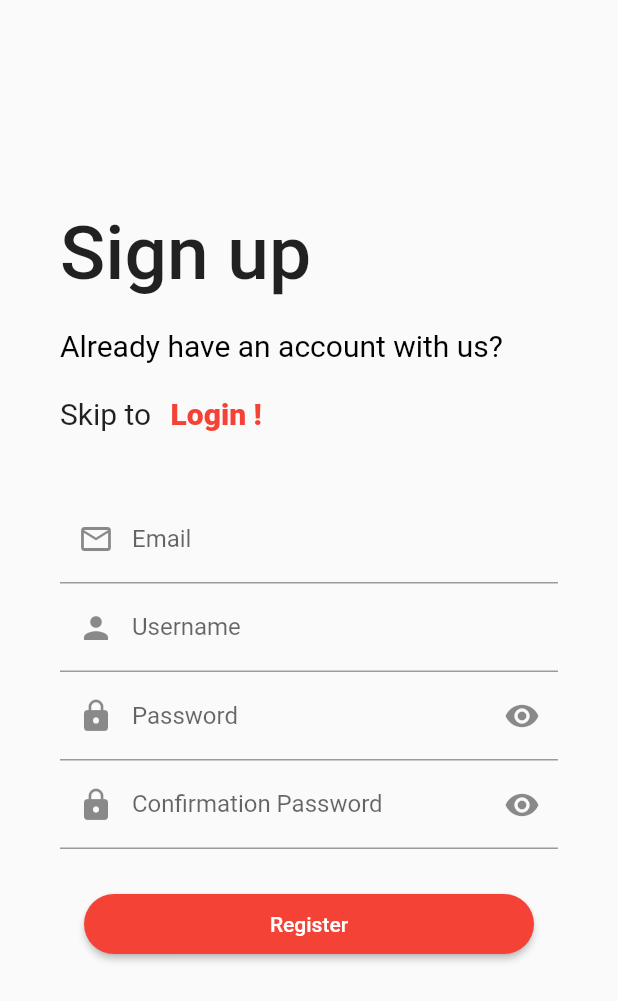
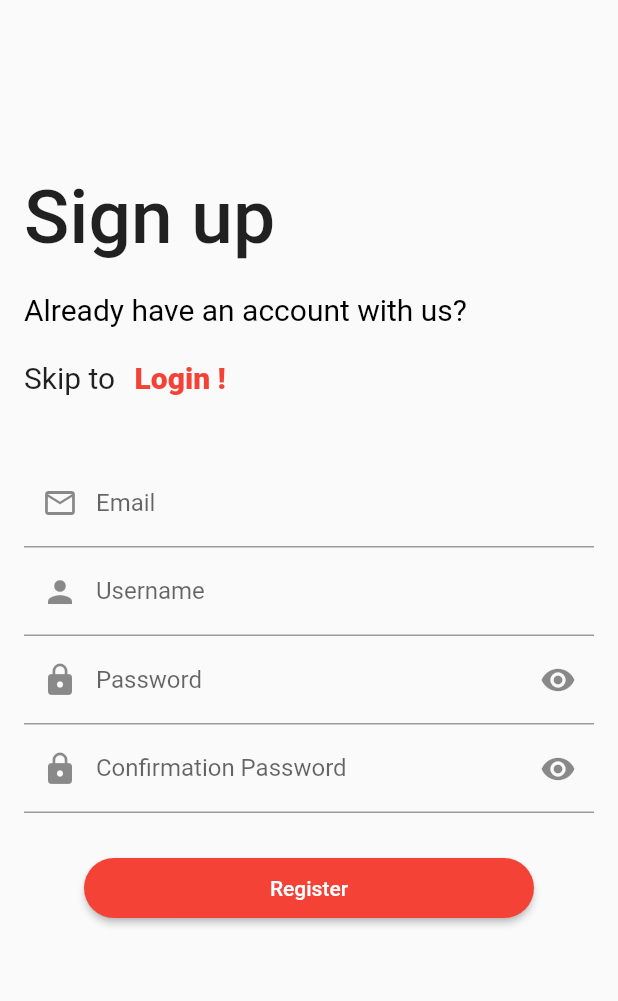
Before and after one commit to IEEE-DITU/form-creater-app, a Flutter app: the screen it shows after launch, on a phone screen of 412 x 824 dp. Shown: the top 1001 px of the screen. Run offline on Flutter 3.47's test engine with Material 2 defaults, Android fonts, the phone set to English and light mode, and no system bars; our stand-ins replace flutter_signin_button.

Commit message:
Code Cleanup and optimised

```diff
--- a/lib/main.dart
+++ b/lib/main.dart
@@ -1,23 +1,21 @@
 import 'package:flutter/material.dart';
-import 'package:ieee_forms/Signin.dart';
-import 'package:ieee_forms/Signup.dart';
+import '../screens/signup_screen.dart';
+
 void main() {
-  runApp( const Loginpage());
+  runApp(const MyApp());
 }
-class  Loginpage extends StatelessWidget {
-  const Loginpage({super.key});
+
+class MyApp extends StatelessWidget {
+  const MyApp({super.key});
   // This widget is the root of your application.
   @override
   Widget build(BuildContext context) {
     return MaterialApp(
-        title: 'MY LOGIN PAGE',
-        debugShowCheckedModeBanner: false,
-        theme: ThemeData(
-          primarySwatch: Colors.red,
-        ),
-        routes: {
-           "/":(context) => const MySignup(),
-        }
-        );
+      theme: ThemeData(
+        primarySwatch: Colors.red
+      ),
+      debugShowCheckedModeBanner: false,
+      home: const SignupScreen(),
+    );
   }
 }
--- a/lib/Signup.dart
+++ b/lib/screens/signup_screen.dart
@@ -1,28 +1,27 @@
 import 'package:flutter/material.dart';
-import 'package:ieee_forms/Signin.dart';
+import 'login_screen.dart';
 
-class MySignup extends StatefulWidget {
-  const MySignup({super.key});
+class SignupScreen extends StatefulWidget {
+  const SignupScreen({super.key});
 
   @override
-  State<MySignup> createState() => _MySignupState();
+  State<SignupScreen> createState() => _SignupScreenState();
 }
 
-class _MySignupState extends State<MySignup> {
-   bool _ishidden = true;
+class _SignupScreenState extends State<SignupScreen> {
+  bool _isHidden = true;
 
   @override
   Widget build(BuildContext context) {
     return Scaffold(
       resizeToAvoidBottomInset: false,
       body: Padding(
-        padding: const EdgeInsets.all(40.0),
+        padding: const EdgeInsets.all(16.0),
         child: Column(children: [
-          SizedBox(
+          const SizedBox(
             height: 100.0,
           ),
-
-          Container(
+          const SizedBox(
             width: 500,
             child: Text(
               'Sign up',
@@ -32,12 +31,10 @@ class _MySignupState extends State<MySignup> {
               ),
             ),
           ),
-
-          SizedBox(
+          const SizedBox(
             height: 20.0,
           ),
-
-          Container(
+          const SizedBox(
             width: 500,
             child: Text('Already have an account with us?',
                 style: TextStyle(
@@ -45,16 +42,14 @@ class _MySignupState extends State<MySignup> {
                   fontSize: 20,
                 )),
           ),
-
-          SizedBox(
+          const SizedBox(
             height: 10.0,
           ),
-
-          Container(
+          SizedBox(
               width: 500,
               child: Row(
                 children: [
-                  Text(
+                  const Text(
                     'Skip to ',
                     style: TextStyle(
                       fontSize: 20,
@@ -62,66 +57,60 @@ class _MySignupState extends State<MySignup> {
                   ),
                   TextButton(
                     onPressed: () {
-                      print('login');
+                      debugPrint('login');
                       Navigator.push(
                           context,
-                          MaterialPageRoute( builder: (context) => const MySignin()));
+                          MaterialPageRoute(
+                              builder: (context) => const LoginScreen()));
                     },
-                    child: Text('Login !',
+                    child: const Text('Login !',
                         style: TextStyle(
                             fontWeight: FontWeight.w800, fontSize: 20)),
                   )
                 ],
               )),
-
-          SizedBox(
+          const SizedBox(
             height: 30.0,
           ),
-
           TextFormField(
-            decoration: InputDecoration(
+            decoration: const InputDecoration(
                 prefixIcon: Icon(Icons.email_outlined),
                 hintText: " Enter your email address",
                 labelText: "Email"),
           ),
-
           TextFormField(
-            decoration: InputDecoration(
+            decoration: const InputDecoration(
                 prefixIcon: Icon(Icons.person),
                 hintText: " Enter your User name ",
                 labelText: "Username"),
           ),
-
           TextFormField(
-            obscureText: _ishidden,
+            obscureText: _isHidden,
             decoration: InputDecoration(
-                prefixIcon: Icon(Icons.lock),
+                prefixIcon: const Icon(Icons.lock),
                 suffixIcon: InkWell(
                   onTap: _togglePasswordView,
                   child:
-                      Icon(_ishidden ? Icons.visibility : Icons.visibility_off),
+                      Icon(_isHidden ? Icons.visibility : Icons.visibility_off),
                 ),
                 hintText: " Enter your Password",
                 labelText: "Password"),
           ),
-
           TextFormField(
-            obscureText: _ishidden,
+            obscureText: _isHidden,
             decoration: InputDecoration(
-                prefixIcon: Icon(Icons.lock),
-                 suffixIcon: InkWell(
+                prefixIcon: const Icon(Icons.lock),
+                suffixIcon: InkWell(
                   onTap: _togglePasswordView,
                   child:
-                      Icon(_ishidden ? Icons.visibility : Icons.visibility_off),
+                      Icon(_isHidden ? Icons.visibility : Icons.visibility_off),
                 ),
                 hintText: "Confirm your Password",
                 labelText: "Confirmation Password"),
           ),
-
-          SizedBox(
+          const SizedBox(
             height: 30.0,
           ),
-
           SizedBox(
             width: 300,
             height: 40,
@@ -130,18 +119,19 @@ class _MySignupState extends State<MySignup> {
                   shape: RoundedRectangleBorder(
                       borderRadius: BorderRadius.circular(50)),
                 ),
-                child: Text('Register'),
+                child: const Text('Register'),
                 onPressed: () {
-                  print('Register');
+                  debugPrint('Register');
                 }),
           )
         ]),
       ),
     );
   }
-     void _togglePasswordView() {
+
+  void _togglePasswordView() {
     setState(() {
-        _ishidden = !_ishidden;
+      _isHidden = !_isHidden;
     });
+  }
 }
-}
```
Also changed, not shown: lib/screens/login_screen.dart (renamed from lib/Signin.dart, +37 -37 lines).
